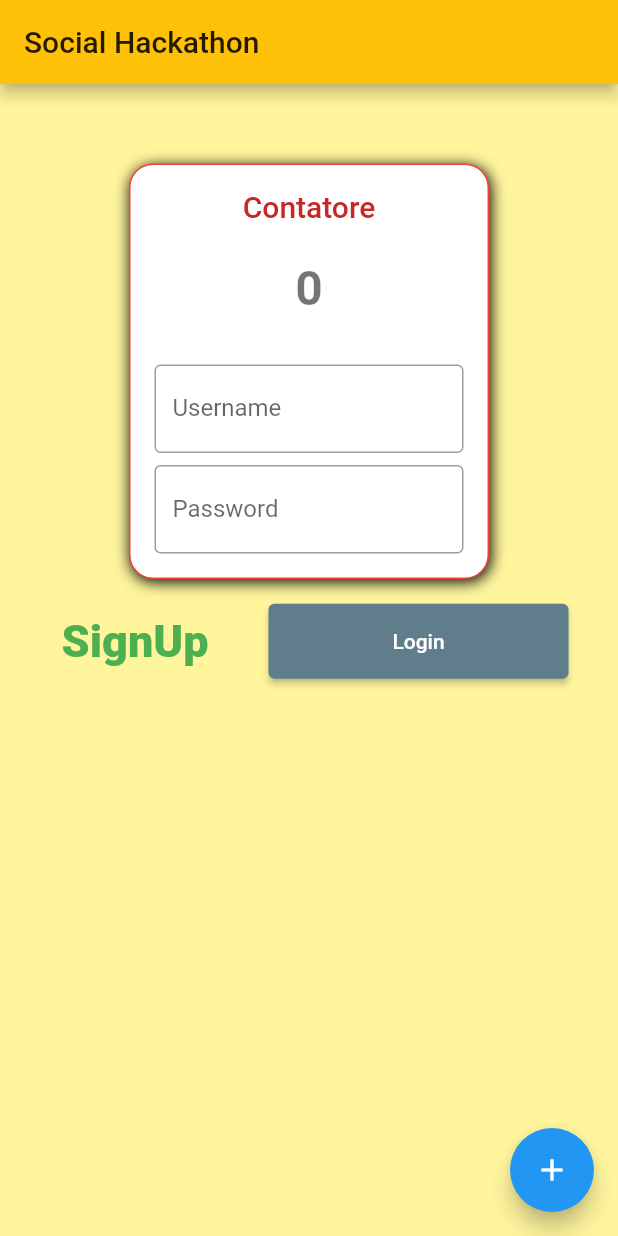
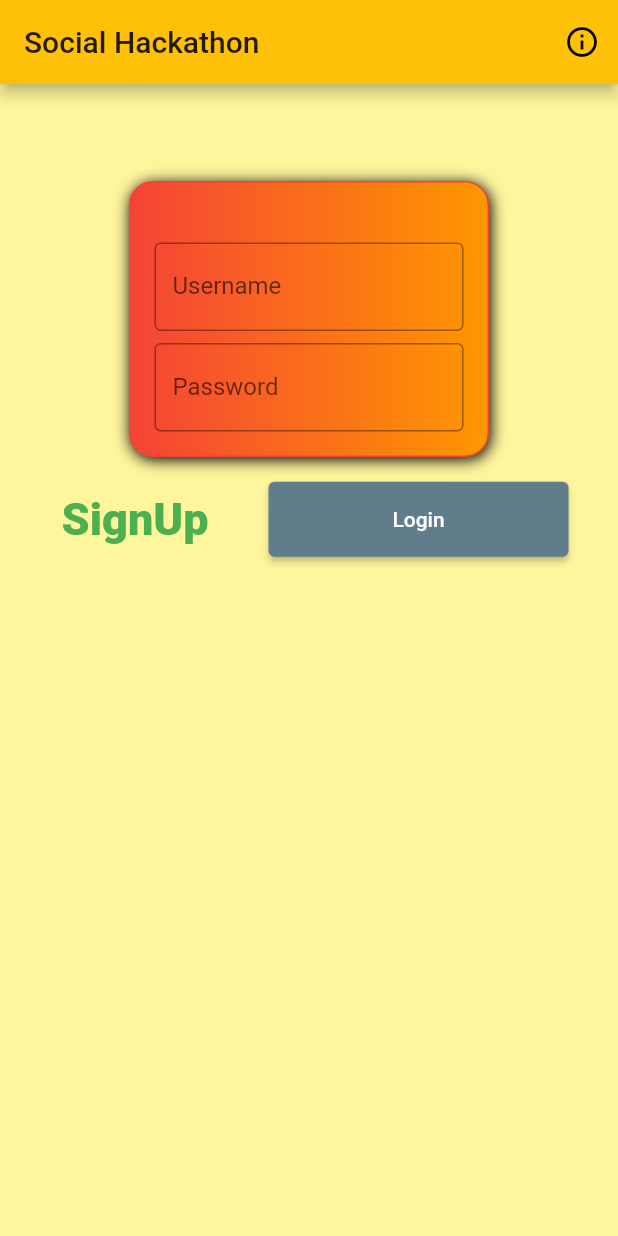
Before and after one commit to INDAPP/social_hackathon_umbria, a Flutter app: the screen it shows after launch, on a phone screen of 412 x 824 dp. Run offline on Flutter 3.47's test engine with Material 2 defaults, Android fonts, the phone set to English and light mode, and no system bars.

Commit message:
Login Refactor

```diff
--- a/lib/app.dart
+++ b/lib/app.dart
@@ -6,7 +6,10 @@ class App extends StatelessWidget {
   Widget build(BuildContext context) => MaterialApp(
         title: "Social Hackathon",
         home: Home(),
-        theme: ThemeData(
+        theme: _createTheme(),
+      );
+
+  ThemeData _createTheme() => ThemeData(
     primarySwatch: Colors.red,
     primaryColor: Colors.amber,
     accentColor: Colors.blue,
@@ -39,6 +42,5 @@ class App extends StatelessWidget {
         fontWeight: FontWeight.w700,
       ),
     ),
-        ),
   );
 }
--- a/lib/home.dart
+++ b/lib/home.dart
@@ -6,48 +6,66 @@ const String myPassword = "123456";
 class Home extends StatefulWidget {
   @override
   State<StatefulWidget> createState() {
-    return HomeState();
+    return _HomeState();
   }
 }
 
-class HomeState extends State<Home> {
-  int counter = 0;
-  bool signupButtonVisible = true;
+class _HomeState extends State<Home> {
   String textFieldString = "";
   String textFieldPassword = "";
 
   bool loginSuccess = false;
 
   @override
-  Widget build(BuildContext context) {
-    return Scaffold(
-      appBar: AppBar(
+  Widget build(BuildContext context) => Scaffold(
+      appBar: _buildAppBar(context),
+      body: _buildBody(context),
+    );
+
+  PreferredSizeWidget _buildAppBar(BuildContext context) => AppBar(
     title: Text("Social Hackathon"),
+    actions: [
+      IconButton(
+        icon: Icon(Icons.info_outline),
+        onPressed: () {
+          showDialog(
+              context: context,
+              builder: (context) {
+                return AlertDialog(
+                  title: Text("Popup"),
+                  content: Text("Testo di prova"),
+                  actions: [
+                    TextButton(
+                      onPressed: () {},
+                      child: Text("Chiudi"),
                     ),
-      body: Align(
+                  ],
+                );
+              });
+        },
+      ),
+    ],
+  );
+
+  Widget _buildBody(BuildContext context) => Align(
     alignment: Alignment.lerp(Alignment.topCenter, Alignment.center, 0.25),
     child: Column(
       mainAxisSize: MainAxisSize.min,
       children: [
-            Container(
+        _buildLoginForm(context),
+        SizedBox(
+          height: 16,
+        ),
+        _buildButtons(context),
+      ],
+    ),
+  );
+
+  Widget _buildLoginForm(BuildContext context) => Container(
     padding: EdgeInsets.all(16),
     width: 240,
     child: Column(
       children: [
-                  Padding(
-                    padding: const EdgeInsets.only(bottom: 16),
-                    child: Text(
-                      "Contatore",
-                      style: Theme.of(context).textTheme.bodyText1,
-                    ),
-                  ),
-                  Padding(
-                    padding: const EdgeInsets.all(8.0),
-                    child: Text(
-                      "$counter",
-                      style: Theme.of(context).textTheme.headline4,
-                    ),
-                  ),
         Padding(
           padding: const EdgeInsets.all(8.0),
           child: Visibility(
@@ -94,25 +112,21 @@ class HomeState extends State<Home> {
         borderRadius: BorderRadius.circular(16),
         color: Colors.white,
         border: Border.all(color: Colors.red),
+        gradient: LinearGradient(colors: [Colors.red, Colors.orange]),
         boxShadow: [
           BoxShadow(
             offset: Offset(1, 2),
             blurRadius: 8,
           ),
         ]),
-            ),
-            SizedBox(
-              height: 16,
-            ),
-            Row(
+  );
+
+  Widget _buildButtons(BuildContext context) => Row(
     mainAxisSize: MainAxisSize.min,
     children: [
-                Visibility(
-                  visible: signupButtonVisible,
-                  child: TextButton(
+      TextButton(
         onPressed: () {},
         child: Text("SignUp"),
-                  ),
       ),
       SizedBox(
         width: 32,
@@ -127,18 +141,6 @@ class HomeState extends State<Home> {
         child: Text("Login"),
       ),
     ],
-            ),
-          ],
-        ),
-      ),
-      floatingActionButton: FloatingActionButton(
-        child: Icon(Icons.add),
-        onPressed: () {
-          setState(() {
-            counter++;
-          });
-        },
-      ),
   );
+
 }
-}
```
Lines whose indentation alone changed are shown as unchanged.
